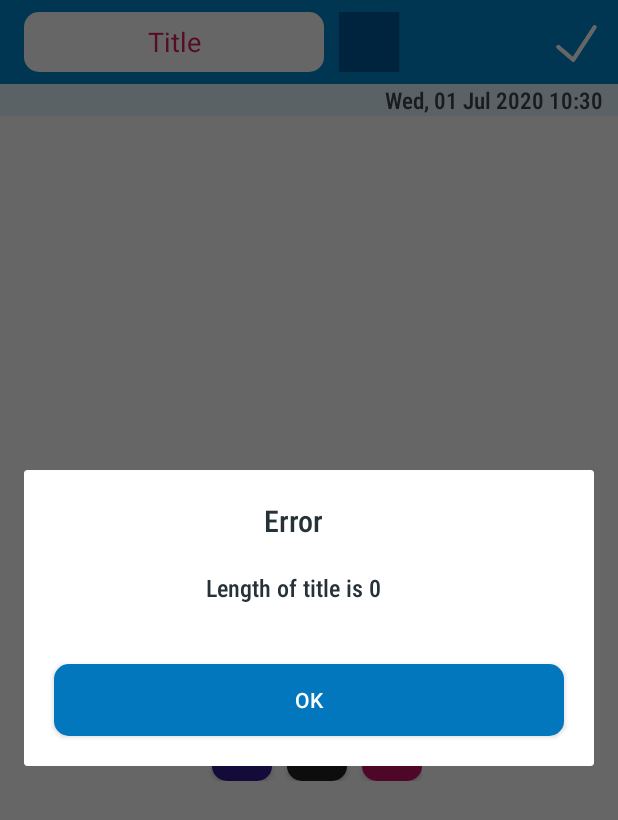
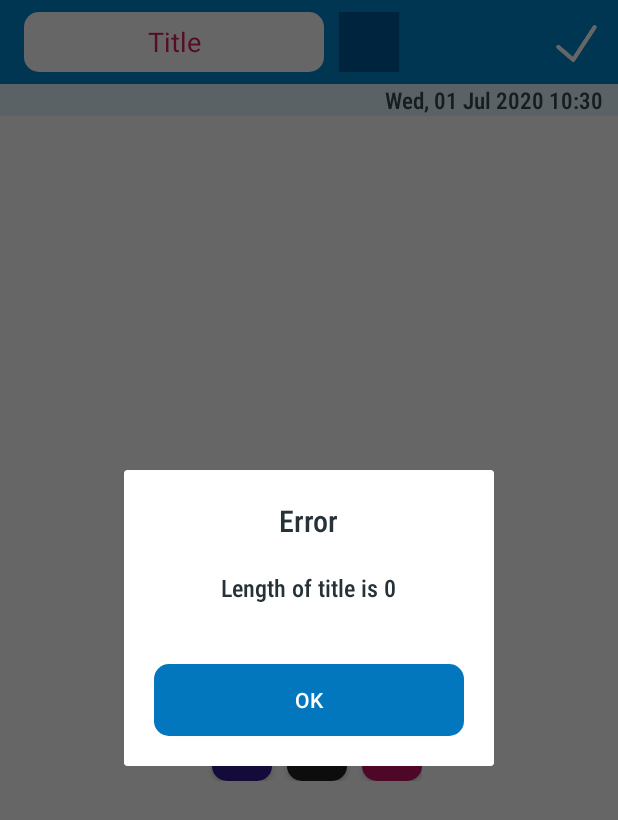
Before and after one commit to strom-hawk/Notes, an Android app: the NewNoteActivity screen opened directly, with no data from a screen before it, after a tap on "Add", on a phone screen of 412 x 824 dp. Shown: the top 820 px of the screen. Run offline under Robolectric (Android 15) with nearby library versions, the phone set to English and light mode, and no system bars; our stand-ins replace Room's generated code, data binding; 2 statements that could not run were skipped; 1 other tap on this screen came first.

Commit message:
new note activity finishing after successful adding

```diff
--- a/app/src/main/java/com/demoapps/notes/utils/ApplicationConstants.java
+++ b/app/src/main/java/com/demoapps/notes/utils/ApplicationConstants.java
@@ -7,5 +7,7 @@ public class ApplicationConstants {
     public static final String DATE_FORMAT = "E, dd MMM yyyy HH:mm";
     public static final String TOGGLE_COLOR_VIEW = "toggleColorPickerView";
     public static final String COLOR_PICKED = "colorPicked";
+    public static final String NEW_NOTE_SAVED = "newNoteSaved";
     public static final int NUMBER_ZERO = 0;
+    public static final String HIDE_DIALOG_TITLE = "hideDialogTitle";
 }
--- a/app/src/main/java/com/demoapps/notes/utils/CommonUtils.java
+++ b/app/src/main/java/com/demoapps/notes/utils/CommonUtils.java
@@ -5,12 +5,15 @@ import android.app.Dialog;
 import android.content.Context;
 import android.graphics.Color;
 import android.graphics.drawable.ColorDrawable;
+import android.util.DisplayMetrics;
 import android.view.Gravity;
 import android.view.View;
 import android.view.ViewGroup;
 import android.view.Window;
 import android.widget.Button;
 import android.widget.TextView;
+
+import androidx.appcompat.widget.AppCompatImageView;
 
 import com.demoapps.notes.R;
 
@@ -44,16 +47,27 @@ public class CommonUtils {
         }
     }
 
-    public static void showAlertDialogWithFinishActivity(final Context context, String dialogTitle, String dialogMessage, String buttonText){
+    public static void showAlertDialogWithFinishActivity(final Activity activity, String dialogTitle, String dialogMessage, String buttonText, boolean showImage){
         if(dialogMessage.equalsIgnoreCase(ApplicationConstants.EMPTY_STRING)){
-            dialogMessage = context.getResources().getString(R.string.something_went_wrong);
+            dialogMessage = activity.getResources().getString(R.string.something_went_wrong);
         }
 
-        final Dialog dialog = CommonUtils.showDialog(context, R.layout.alert_dialog_layout);
+        final Dialog dialog = CommonUtils.showDialog(activity, R.layout.alert_dialog_layout);
         TextView title = dialog.findViewById(R.id.dialog_title);
         TextView subTitle = dialog.findViewById(R.id.dialog_message);
         Button okButton = dialog.findViewById(R.id.ok_button);
         Button cancelButton = dialog.findViewById(R.id.cancel_button);
+        AppCompatImageView imageView = dialog.findViewById(R.id.dialog_image);
+
+        if(showImage){
+            imageView.setImageResource(R.drawable.success_icon);
+            imageView.setColorFilter(R.color.toolbarNoteColor5);
+            imageView.setVisibility(View.VISIBLE);
+        }
+
+        if(dialogTitle.equalsIgnoreCase(ApplicationConstants.HIDE_DIALOG_TITLE)){
+            title.setVisibility(View.GONE);
+        }
 
         title.setText(dialogTitle);
         subTitle.setText(dialogMessage);
@@ -64,21 +78,28 @@ public class CommonUtils {
             @Override
             public void onClick(View v) {
                 dialog.dismiss();
+                activity.finish();
             }
         });
 
-        if(null != context && !((Activity)context).isFinishing()){
+        if(null != activity && !activity.isFinishing()){
             dialog.show();
         }
     }
 
     public static Dialog showDialog(Context context, int layout){
+        DisplayMetrics displayMetrics = new DisplayMetrics();
+        ((Activity)context).getWindowManager().getDefaultDisplay().getMetrics(displayMetrics);
+        int height = displayMetrics.heightPixels;
+        int width = displayMetrics.widthPixels;
+
         Dialog dialog = new Dialog(context);
         dialog.requestWindowFeature(Window.FEATURE_NO_TITLE);
         dialog.setCancelable(false);
         dialog.setContentView(layout);
+
         //dialog.getWindow().setBackgroundDrawable(new ColorDrawable(Color.TRANSPARENT));
-        dialog.getWindow().setLayout(ViewGroup.LayoutParams.MATCH_PARENT, ViewGroup.LayoutParams.WRAP_CONTENT);
+        dialog.getWindow().setLayout(width-200, ViewGroup.LayoutParams.WRAP_CONTENT);
         dialog.getWindow().setGravity(Gravity.CENTER);
 
         return dialog;
--- a/app/src/main/java/com/demoapps/notes/view/NewNoteActivity.java
+++ b/app/src/main/java/com/demoapps/notes/view/NewNoteActivity.java
@@ -9,6 +9,7 @@ import android.widget.TextView;
 
 import androidx.annotation.Nullable;
 import androidx.appcompat.app.AppCompatActivity;
+import androidx.appcompat.widget.AppCompatImageView;
 import androidx.appcompat.widget.Toolbar;
 import androidx.constraintlayout.widget.ConstraintLayout;
 import androidx.databinding.DataBindingUtil;
@@ -19,6 +20,7 @@ import com.demoapps.notes.databinding.ActivityNewNoteBinding;
 import com.demoapps.notes.interfaces.CallBack;
 import com.demoapps.notes.model.NewNoteModel;
 import com.demoapps.notes.utils.ApplicationConstants;
+import com.demoapps.notes.utils.CommonUtils;
 import com.demoapps.notes.viewmodel.NewNoteViewModel;
 
 import java.text.SimpleDateFormat;
@@ -87,6 +89,9 @@ public class NewNoteActivity extends AppCompatActivity implements CallBack {
         } else if(txnType.equalsIgnoreCase(ApplicationConstants.COLOR_PICKED)){
             changeNoteColor(txnMessage);
             colorView.setVisibility(View.GONE);
+        } else if(txnType.equalsIgnoreCase(ApplicationConstants.NEW_NOTE_SAVED)){
+            CommonUtils.showAlertDialogWithFinishActivity(this, ApplicationConstants.HIDE_DIALOG_TITLE,
+                    getResources().getString(R.string.new_note_noted), getResources().getString(R.string.ok_button_msg), true);
         }
     }
 
--- a/app/src/main/java/com/demoapps/notes/viewmodel/NewNoteViewModel.java
+++ b/app/src/main/java/com/demoapps/notes/viewmodel/NewNoteViewModel.java
@@ -48,8 +48,7 @@ public class NewNoteViewModel extends ViewModel {
         if(null != newNoteModel.getNoteTitle() && newNoteModel.getNoteTitle().length() > ApplicationConstants.NUMBER_ZERO){
             if(!checkExistingNotes()){
                 noteDAO.insert(newNoteModel);
-                CommonUtils.showAlertDialogWithFinishActivity(context, "Done",
-                        "Saved", context.getResources().getString(R.string.ok_button_msg));
+                callBack.onSuccess(ApplicationConstants.NEW_NOTE_SAVED, ApplicationConstants.EMPTY_STRING, ApplicationConstants.EMPTY_STRING);
             }else{
                 CommonUtils.showAlertDialog(context, context.getResources().getString(R.string.error_message),
                         context.getResources().getString(R.string.same_note_error_msg), context.getResources().getString(R.string.ok_button_msg));
--- a/app/src/main/res/layout/alert_dialog_layout.xml
+++ b/app/src/main/res/layout/alert_dialog_layout.xml
@@ -7,6 +7,16 @@
     android:gravity="center"
     android:background="@drawable/alert_dialog_bg">
 
+    <ImageView
+        android:id="@+id/dialog_image"
+        android:layout_width="@dimen/dp_40"
+        android:layout_height="@dimen/dp_40"
+        android:src="@drawable/add_note"
+        app:layout_constraintEnd_toEndOf="parent"
+        app:layout_constraintTop_toTopOf="parent"
+        android:layout_marginTop="@dimen/dp_20"
+        android:visibility="gone"/>
+
     <TextView
         android:id="@+id/dialog_title"
         android:layout_width="wrap_content"
@@ -14,7 +24,6 @@
         android:textColor="@color/dialogTextColor"
         android:fontFamily="sans-serif-condensed-medium"
         android:textSize="@dimen/sp_20"
-        android:layout_marginEnd="@dimen/dp_10"
         app:layout_constraintEnd_toEndOf="parent"
         app:layout_constraintTop_toTopOf="parent"
         android:layout_marginTop="@dimen/dp_20"/>
@@ -26,7 +35,6 @@
         android:textColor="@color/dialogTextColor"
         android:fontFamily="sans-serif-condensed-medium"
         android:textSize="@dimen/sp_16"
-        android:layout_marginEnd="@dimen/dp_10"
         app:layout_constraintEnd_toEndOf="parent"
         app:layout_constraintTop_toTopOf="parent"
         android:layout_marginTop="@dimen/dp_20"
--- a/app/src/main/res/values/strings.xml
+++ b/app/src/main/res/values/strings.xml
@@ -12,4 +12,5 @@
     <string name="same_note_error_msg">Note with same title exist</string>
     <string name="note_title_length_error_msg">Length of title is 0</string>
     <string name="ok_button_msg">OK</string>
+    <string name="new_note_noted">Noted</string>
 </resources>
```
Also changed, not shown: app/src/main/res/drawable/success_icon.png (added).
